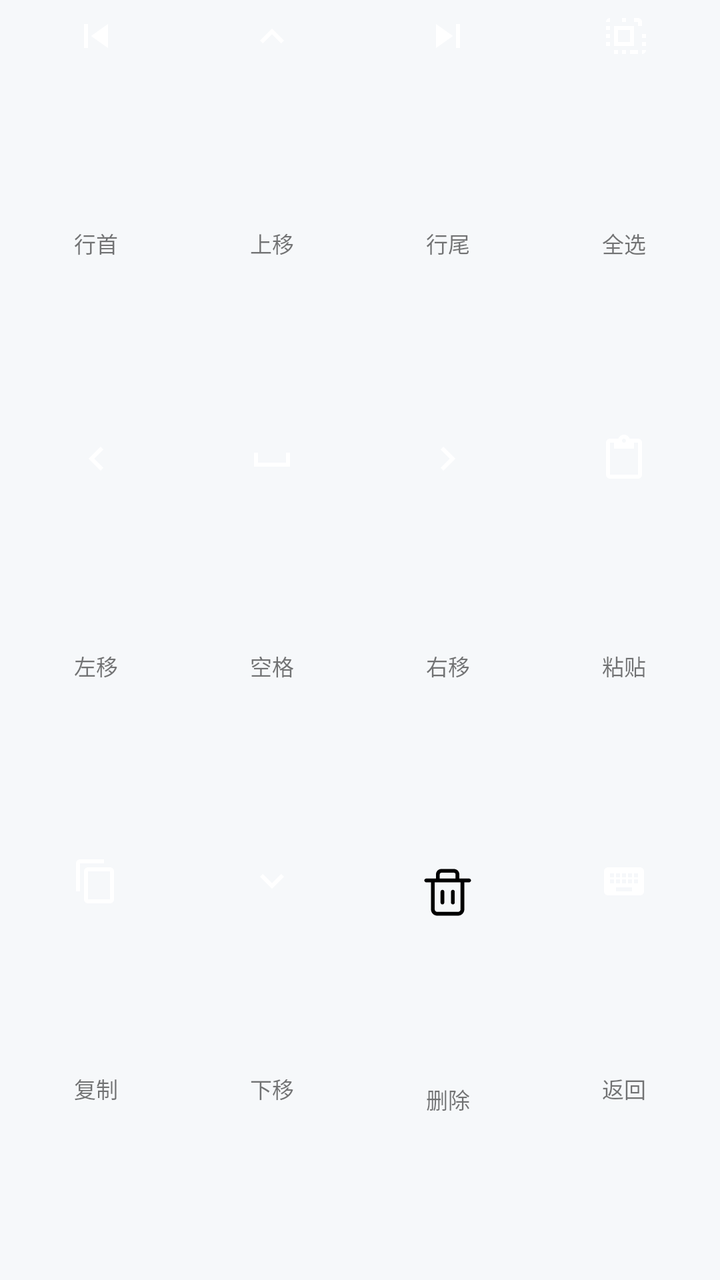
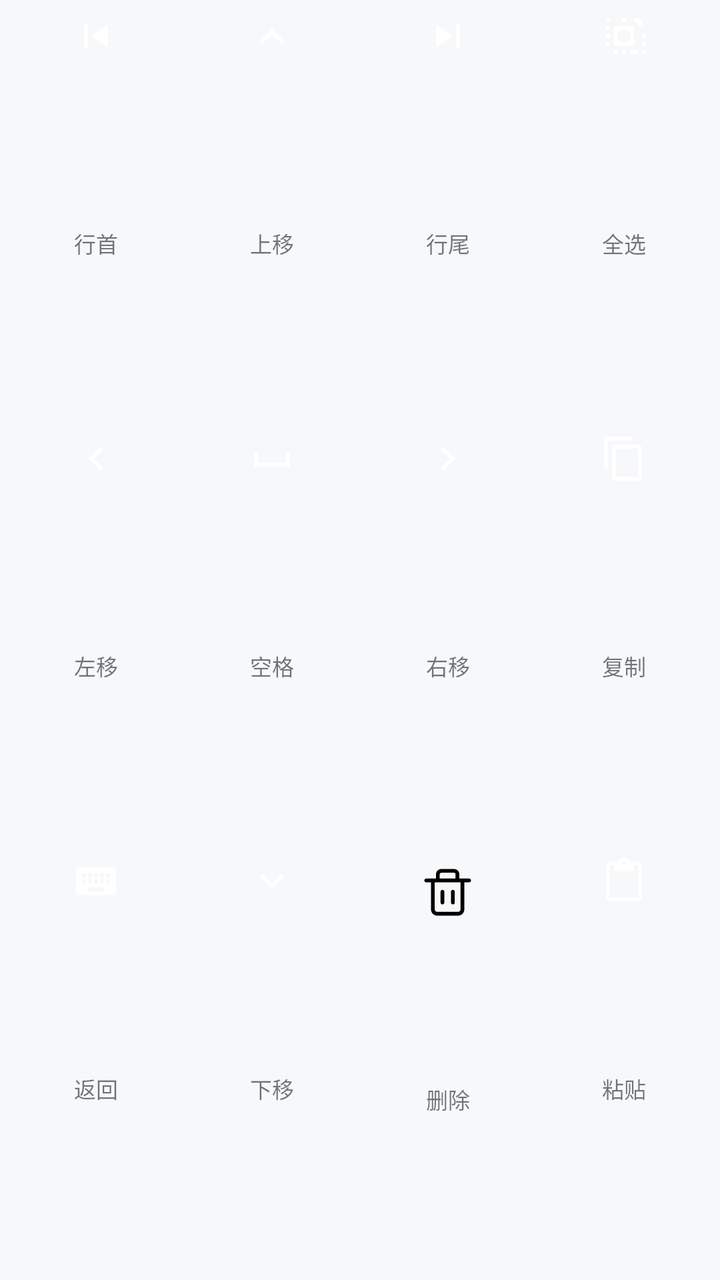

Compare the two renders of this Android layout. The source of the first and the diff that turns it into the second are given below.
<!-- AndroidManifest.xml: application theme Theme.AppTheme -->
<!-- res/layout/layout_ime_keyboard_text_edit.xml -->
<?xml version="1.0" encoding="utf-8"?>
<LinearLayout xmlns:android="http://schemas.android.com/apk/res/android"
    xmlns:app="http://schemas.android.com/apk/res-auto"
    xmlns:tools="http://schemas.android.com/tools"
    android:id="@+id/ll_text_edit_root"
    android:layout_width="match_parent"
    android:layout_height="match_parent"
    android:orientation="vertical"
    android:baselineAligned="false"
    android:paddingStart="4dp"
    android:paddingEnd="4dp"
    android:paddingTop="3dp"
    android:paddingBottom="3dp"
    tools:ignore="NestedWeights">

    
    <LinearLayout
        android:layout_width="match_parent"
        android:layout_height="0dp"
        android:layout_weight="1"
        android:orientation="horizontal"
        android:baselineAligned="false">

        <androidx.appcompat.widget.AppCompatTextView
            android:id="@+id/btn_edit_home"
            android:layout_width="0dp"
            android:layout_height="match_parent"
            android:layout_weight="1"
            android:layout_margin="3dp"
            android:clickable="true"
            android:focusable="true"
            android:gravity="center"
            android:includeFontPadding="false"
            app:drawableTopCompat="@drawable/ic_edit_line_start"
            android:drawablePadding="2dp"
            android:text="@string/text_edit_home"
            android:textSize="11sp" />

        <androidx.appcompat.widget.AppCompatTextView
            android:id="@+id/btn_edit_up"
            android:layout_width="0dp"
            android:layout_height="match_parent"
            android:layout_weight="1"
            android:layout_margin="3dp"
            android:clickable="true"
            android:focusable="true"
            android:gravity="center"
            android:includeFontPadding="false"
            app:drawableTopCompat="@drawable/ic_edit_arrow_up"
            android:drawablePadding="2dp"
            android:text="@string/text_edit_up"
            android:textSize="11sp" />

        <androidx.appcompat.widget.AppCompatTextView
            android:id="@+id/btn_edit_end"
            android:layout_width="0dp"
            android:layout_height="match_parent"
            android:layout_weight="1"
            android:layout_margin="3dp"
            android:clickable="true"
            android:focusable="true"
            android:gravity="center"
            android:includeFontPadding="false"
            app:drawableTopCompat="@drawable/ic_edit_line_end"
            android:drawablePadding="2dp"
            android:text="@string/text_edit_end"
            android:textSize="11sp" />

        <androidx.appcompat.widget.AppCompatTextView
            android:id="@+id/btn_edit_select_all"
            android:layout_width="0dp"
            android:layout_height="match_parent"
            android:layout_weight="1"
            android:layout_margin="3dp"
            android:clickable="true"
            android:focusable="true"
            android:gravity="center"
            android:includeFontPadding="false"
            app:drawableTopCompat="@drawable/ic_edit_select_all"
            android:drawablePadding="2dp"
            android:text="@string/text_edit_select_all"
            android:textSize="11sp" />
    </LinearLayout>

    
    <LinearLayout
        android:layout_width="match_parent"
        android:layout_height="0dp"
        android:layout_weight="1"
        android:orientation="horizontal"
        android:baselineAligned="false">

        <androidx.appcompat.widget.AppCompatTextView
            android:id="@+id/btn_edit_left"
            android:layout_width="0dp"
            android:layout_height="match_parent"
            android:layout_weight="1"
            android:layout_margin="3dp"
            android:clickable="true"
            android:focusable="true"
            android:gravity="center"
            android:includeFontPadding="false"
            app:drawableTopCompat="@drawable/ic_edit_arrow_left"
            android:drawablePadding="2dp"
            android:text="@string/text_edit_left"
            android:textSize="11sp" />

        <androidx.appcompat.widget.AppCompatTextView
            android:id="@+id/btn_edit_space"
            android:layout_width="0dp"
            android:layout_height="match_parent"
            android:layout_weight="1"
            android:layout_margin="3dp"
            android:clickable="true"
            android:focusable="true"
            android:gravity="center"
            android:includeFontPadding="false"
            app:drawableTopCompat="@drawable/ic_edit_space"
            android:drawablePadding="2dp"
            android:text="@string/text_edit_space"
            android:textSize="11sp" />

        <androidx.appcompat.widget.AppCompatTextView
            android:id="@+id/btn_edit_right"
            android:layout_width="0dp"
            android:layout_height="match_parent"
            android:layout_weight="1"
            android:layout_margin="3dp"
            android:clickable="true"
            android:focusable="true"
            android:gravity="center"
            android:includeFontPadding="false"
            app:drawableTopCompat="@drawable/ic_edit_arrow_right"
            android:drawablePadding="2dp"
            android:text="@string/text_edit_right"
            android:textSize="11sp" />

        <androidx.appcompat.widget.AppCompatTextView
            android:id="@+id/btn_edit_paste"
            android:layout_width="0dp"
            android:layout_height="match_parent"
            android:layout_weight="1"
            android:layout_margin="3dp"
            android:clickable="true"
            android:focusable="true"
            android:gravity="center"
            android:includeFontPadding="false"
            app:drawableTopCompat="@drawable/ic_edit_paste"
            android:drawablePadding="2dp"
            android:text="@string/text_edit_paste"
            android:textSize="11sp" />
    </LinearLayout>

    
    <LinearLayout
        android:layout_width="match_parent"
        android:layout_height="0dp"
        android:layout_weight="1"
        android:orientation="horizontal"
        android:baselineAligned="false">

        <androidx.appcompat.widget.AppCompatTextView
            android:id="@+id/btn_edit_copy"
            android:layout_width="0dp"
            android:layout_height="match_parent"
            android:layout_weight="1"
            android:layout_margin="3dp"
            android:clickable="true"
            android:focusable="true"
            android:gravity="center"
            android:includeFontPadding="false"
            app:drawableTopCompat="@drawable/ic_edit_copy"
            android:drawablePadding="2dp"
            android:text="@string/text_edit_copy"
            android:textSize="11sp" />

        <androidx.appcompat.widget.AppCompatTextView
            android:id="@+id/btn_edit_down"
            android:layout_width="0dp"
            android:layout_height="match_parent"
            android:layout_weight="1"
            android:layout_margin="3dp"
            android:clickable="true"
            android:focusable="true"
            android:gravity="center"
            android:includeFontPadding="false"
            app:drawableTopCompat="@drawable/ic_edit_arrow_down"
            android:drawablePadding="2dp"
            android:text="@string/text_edit_down"
            android:textSize="11sp" />

        <androidx.appcompat.widget.AppCompatTextView
            android:id="@+id/btn_edit_delete"
            android:layout_width="0dp"
            android:layout_height="match_parent"
            android:layout_weight="1"
            android:layout_margin="3dp"
            android:clickable="true"
            android:focusable="true"
            android:gravity="center"
            android:includeFontPadding="false"
            app:drawableTopCompat="@drawable/ic_menu_delete"
            android:drawablePadding="2dp"
            android:text="@string/text_edit_delete"
            android:textSize="11sp" />

        <androidx.appcompat.widget.AppCompatTextView
            android:id="@+id/btn_edit_back"
            android:layout_width="0dp"
            android:layout_height="match_parent"
            android:layout_weight="1"
            android:layout_margin="3dp"
            android:clickable="true"
            android:focusable="true"
            android:gravity="center"
            android:includeFontPadding="false"
            app:drawableTopCompat="@drawable/ic_edit_back_keyboard"
            android:drawablePadding="2dp"
            android:text="@string/text_edit_return"
            android:textSize="11sp" />
    </LinearLayout>

</LinearLayout>
<!-- resources referenced by this layout -->
<resources>
  <!-- drawable ic_edit_line_end (drawable) -->
  <vector xmlns:android="http://schemas.android.com/apk/res/android"
      android:width="24dp"
      android:height="24dp"
      android:viewportWidth="24"
      android:viewportHeight="24">
    <path
        android:fillColor="@android:color/white"
        android:pathData="M6,18l8.5,-6L6,6v12zm10,-12v12h2V6h-2z"/>
  </vector>
  <!-- drawable ic_edit_line_start (drawable) -->
  <vector xmlns:android="http://schemas.android.com/apk/res/android"
      android:width="24dp"
      android:height="24dp"
      android:viewportWidth="24"
      android:viewportHeight="24">
    <path
        android:fillColor="@android:color/white"
        android:pathData="M6,6h2v12H6V6zm3.5,6l8.5,6V6l-8.5,6z"/>
  </vector>
  <!-- drawable ic_edit_space (drawable) -->
  <vector xmlns:android="http://schemas.android.com/apk/res/android"
      android:width="24dp"
      android:height="24dp"
      android:viewportWidth="24"
      android:viewportHeight="24">
    <path
        android:fillColor="@android:color/white"
        android:pathData="M5,9v5h14V9h2v7H3V9H5z"/>
  </vector>
  <string name="text_edit_copy">复制</string>
  <string name="text_edit_delete">删除</string>
  <string name="text_edit_down">下移</string>
  <string name="text_edit_end">行尾</string>
  <string name="text_edit_home">行首</string>
  <string name="text_edit_left">左移</string>
  <string name="text_edit_paste">粘贴</string>
  <string name="text_edit_return">返回</string>
  <string name="text_edit_right">右移</string>
  <string name="text_edit_select_all">全选</string>
  <string name="text_edit_space">空格</string>
  <string name="text_edit_up">上移</string>
  <color name="settings_window_background">#F6F8FA</color>
  <color name="settings_accent_color">#2563EB</color>
  <color name="settings_card_background">#FFFFFF</color>
  <color name="settings_primary_text">#1E293B</color>
  <color name="settings_on_accent_color">#FFFFFF</color>
  <color name="settings_secondary_text">#5F6F85</color>
  <style name="ModernBottomSheetDialogTheme" parent="Theme.MaterialComponents.DayNight.BottomSheetDialog">
          <item name="android:windowIsFloating">false</item>
          <item name="android:windowBackground">@android:color/transparent</item>
          <item name="android:colorBackground">@android:color/transparent</item>
          <item name="bottomSheetStyle">@style/ModernBottomSheetStyle</item>
      </style>
  <style name="ModernDialogShape" parent="ShapeAppearance.MaterialComponents.MediumComponent">
          <item name="cornerSize">24dp</item>
      </style>
  <style name="ModernDialogButton" parent="Widget.MaterialComponents.Button.TextButton.Dialog">
          <item name="android:textColor">@color/settings_accent_color</item>
          <item name="android:textSize">14sp</item>
          <item name="android:textStyle">bold</item>
      </style>
  <style name="ModernDialogTitleText" parent="MaterialAlertDialog.MaterialComponents.Title.Text">
          <item name="android:textColor">@color/settings_primary_text</item>
          <item name="android:textSize">19sp</item>
          <item name="android:textStyle">bold</item>
      </style>
  <style name="ModernDialogBodyText" parent="MaterialAlertDialog.MaterialComponents.Body.Text">
          <item name="android:textColor">@color/settings_secondary_text</item>
          <item name="android:textSize">14sp</item>
          <item name="android:lineSpacingMultiplier">1.2</item>
      </style>
  <style name="ModernBottomSheetStyle" parent="Widget.MaterialComponents.BottomSheet.Modal">
          <item name="android:background">@android:color/transparent</item>
          <item name="backgroundTint">@android:color/transparent</item>
      </style>
  <!-- unchanged entries left out for length: 11 -->
</resources>

<!-- the commit's change to res/layout/layout_ime_keyboard_text_edit.xml (unified diff, before → after) -->
@@ -136,18 +136,18 @@
             android:textSize="11sp" />
 
         <androidx.appcompat.widget.AppCompatTextView
-            android:id="@+id/btn_edit_paste"
-            android:layout_width="0dp"
-            android:layout_height="match_parent"
-            android:layout_weight="1"
-            android:layout_margin="3dp"
-            android:clickable="true"
-            android:focusable="true"
-            android:gravity="center"
-            android:includeFontPadding="false"
-            app:drawableTopCompat="@drawable/ic_edit_paste"
-            android:drawablePadding="2dp"
-            android:text="@string/text_edit_paste"
+            android:id="@+id/btn_edit_copy"
+            android:layout_width="0dp"
+            android:layout_height="match_parent"
+            android:layout_weight="1"
+            android:layout_margin="3dp"
+            android:clickable="true"
+            android:focusable="true"
+            android:gravity="center"
+            android:includeFontPadding="false"
+            app:drawableTopCompat="@drawable/ic_edit_copy"
+            android:drawablePadding="2dp"
+            android:text="@string/text_edit_copy"
             android:textSize="11sp" />
     </LinearLayout>
 
@@ -160,18 +160,18 @@
         android:baselineAligned="false">
 
         <androidx.appcompat.widget.AppCompatTextView
-            android:id="@+id/btn_edit_copy"
-            android:layout_width="0dp"
-            android:layout_height="match_parent"
-            android:layout_weight="1"
-            android:layout_margin="3dp"
-            android:clickable="true"
-            android:focusable="true"
-            android:gravity="center"
-            android:includeFontPadding="false"
-            app:drawableTopCompat="@drawable/ic_edit_copy"
-            android:drawablePadding="2dp"
-            android:text="@string/text_edit_copy"
+            android:id="@+id/btn_edit_back"
+            android:layout_width="0dp"
+            android:layout_height="match_parent"
+            android:layout_weight="1"
+            android:layout_margin="3dp"
+            android:clickable="true"
+            android:focusable="true"
+            android:gravity="center"
+            android:includeFontPadding="false"
+            app:drawableTopCompat="@drawable/ic_edit_back_keyboard"
+            android:drawablePadding="2dp"
+            android:text="@string/text_edit_return"
             android:textSize="11sp" />
 
         <androidx.appcompat.widget.AppCompatTextView
@@ -205,18 +205,18 @@
             android:textSize="11sp" />
 
         <androidx.appcompat.widget.AppCompatTextView
-            android:id="@+id/btn_edit_back"
-            android:layout_width="0dp"
-            android:layout_height="match_parent"
-            android:layout_weight="1"
-            android:layout_margin="3dp"
-            android:clickable="true"
-            android:focusable="true"
-            android:gravity="center"
-            android:includeFontPadding="false"
-            app:drawableTopCompat="@drawable/ic_edit_back_keyboard"
-            android:drawablePadding="2dp"
-            android:text="@string/text_edit_return"
+            android:id="@+id/btn_edit_paste"
+            android:layout_width="0dp"
+            android:layout_height="match_parent"
+            android:layout_weight="1"
+            android:layout_margin="3dp"
+            android:clickable="true"
+            android:focusable="true"
+            android:gravity="center"
+            android:includeFontPadding="false"
+            app:drawableTopCompat="@drawable/ic_edit_paste"
+            android:drawablePadding="2dp"
+            android:text="@string/text_edit_paste"
             android:textSize="11sp" />
     </LinearLayout>
 
